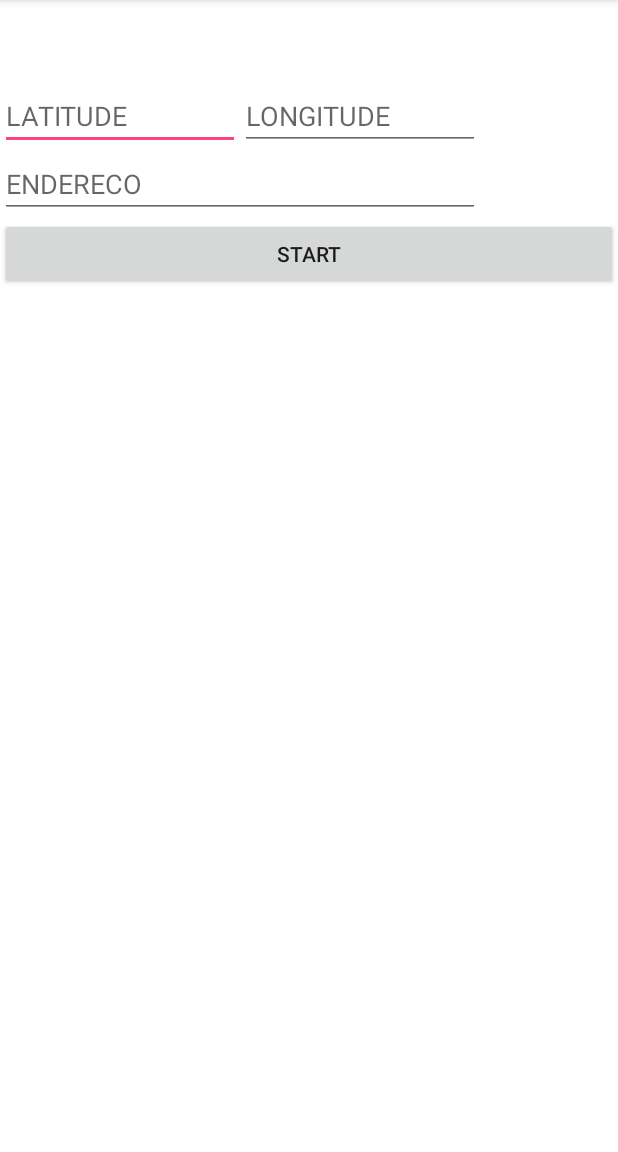
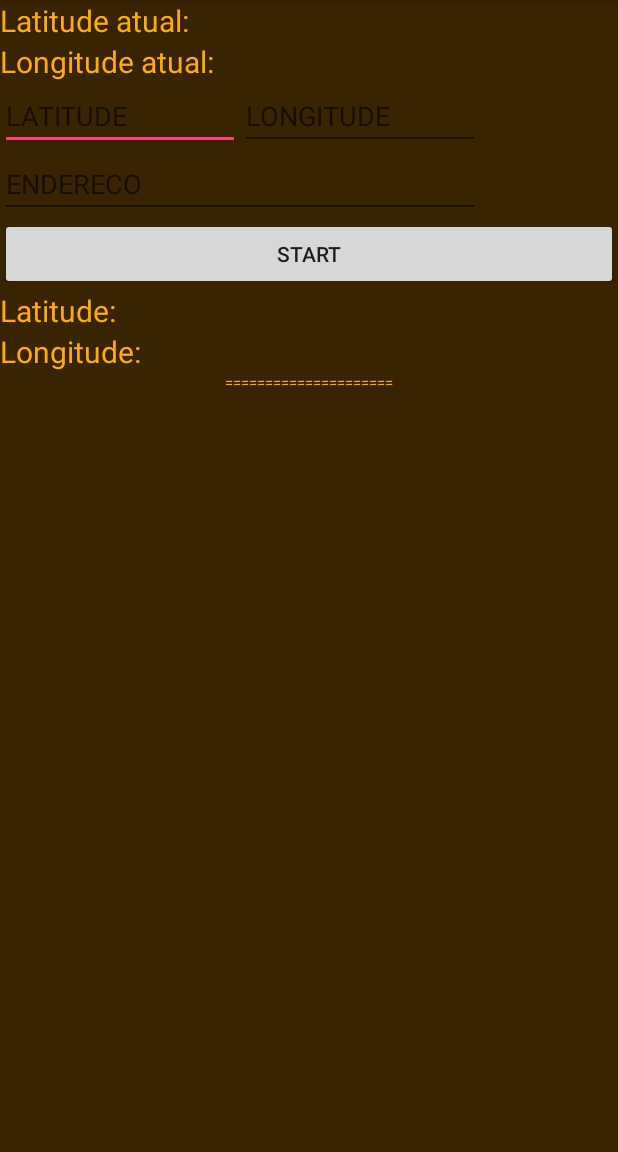
Before and after one commit to marcosribeirosf/meuGpsApp, an Android app: the screen it shows after launch (MainActivity), after a tap on "START", on a phone screen of 412 x 824 dp, the part 84-1236 px from its top. Run offline under Robolectric (Android 15) with nearby library versions, the phone set to English and light mode, and no system bars; 1 statement that could not run was skipped.

Commit message:
GPS COORDENADAS

```diff
--- a/app/src/main/java/pooa20171/iff/br/meugps/MainActivity.java
+++ b/app/src/main/java/pooa20171/iff/br/meugps/MainActivity.java
@@ -20,6 +20,7 @@ import android.view.View;
 import android.widget.Button;
 import java.io.IOException;
 import java.util.List;
+import android.widget.EditText;
 
 
 
@@ -28,7 +29,12 @@ public class MainActivity extends AppCompatActivity implements GoogleApiClient.C
     private TextView txtLatitude, txtLongitude, txtInfo;
     private Button btnStart;
     private GoogleApiClient mGoogleApiClient;
+    private EditText etxtLatitude, etxtLongitude, etxtEndereco;
     private Address endereco;
+
+    private double latitude = 0.0;
+    private double longitude = 0.0;
+    private String end = null;
 
     String[] permissoes = new String[]{Manifest.permission.ACCESS_COARSE_LOCATION, Manifest.permission.ACCESS_FINE_LOCATION};
 
@@ -41,6 +47,11 @@ public class MainActivity extends AppCompatActivity implements GoogleApiClient.C
         txtLatitude = (TextView) findViewById(R.id.txtLatitude);
         txtLongitude = (TextView) findViewById(R.id.txtLongitude);
 
+        txtInfo = (TextView) findViewById(R.id.txtInfo);
+        etxtLatitude = (EditText) findViewById(R.id.etxtLatitude);
+        etxtLongitude = (EditText) findViewById(R.id.etxtLongitude);
+        etxtEndereco = (EditText) findViewById(R.id.etxtEndereco);
+
         PermissionUtils.validate(this, 0, permissoes);
 
         callConnection();
@@ -50,21 +61,61 @@ public class MainActivity extends AppCompatActivity implements GoogleApiClient.C
             @Override
             public void onClick(View v) {
 
-                double latitude = -21.762544;
-                double longitude = -41.337933;
-                try {
-                    endereco = buscarEndereco(latitude, longitude);
-                    txtInfo.setText("Cidade: " + endereco.getLocality());
-                } catch (IOException e) {
-                    Log.i("GPS", "Método buscar endereço: " + e.getMessage());
+                if (etxtLatitude.getText().toString().length() != 0){
+                    latitude = Double.parseDouble(etxtLatitude.getText().toString());
+                }
+
+                if (etxtLongitude.getText().toString().length() != 0){
+                    longitude = Double.parseDouble(etxtLongitude.getText().toString());
+                }
+
+                end = etxtEndereco.getText().toString();
+
+                if (end.length() != 0) {
+
+                    try {
+                        endereco = buscarEndereco(end);
+                        txtInfo.setText("Latitude: " + endereco.getLatitude()
+                                + "\nLongitude: " + endereco.getLongitude()
+                        );
+                    } catch (IOException e) {
+                        Log.i("GPS", "Método buscar endereço: " + e.getMessage());
+                    }
+
+                } else {
+
+                    try {
+                        endereco = buscarCoordenadas(latitude, longitude);
+                        txtInfo.setText("Rua: " + endereco.getAddressLine(0));
+                    } catch (IOException e) {
+                        Log.i("GPS", "Método buscar coordenadas: " + e.getMessage());
+                    }
+
                 }
 
             }
+
         });
 
     }
 
-    private Address buscarEndereco(double latitude, double longitude) throws IOException {
+    private Address buscarEndereco(String end) throws IOException {
+
+        Geocoder geocoder;
+        Address address = null;
+        List<Address> addresses;
+
+        geocoder = new Geocoder(getApplicationContext());
+        addresses = geocoder.getFromLocationName(end,1);
+
+        if (addresses.size() > 0) {
+            address = addresses.get(0);
+        }
+        return address;
+
+    }
+
+    private Address buscarCoordenadas(double latitude, double longitude) throws IOException {
 
         Geocoder geocoder;
         Address address = null;
--- a/app/src/main/res/layout/activity_main.xml
+++ b/app/src/main/res/layout/activity_main.xml
@@ -3,7 +3,7 @@
     xmlns:app="http://schemas.android.com/apk/res-auto"
     xmlns:tools="http://schemas.android.com/tools"
     android:orientation="vertical"
-    android:background="@color/colorwhite"
+    android:background="@color/colorBlack"
     android:layout_width="match_parent"
     android:layout_height="match_parent"
     tools:context="pooa20171.iff.br.meugps.MainActivity">
@@ -61,8 +61,31 @@
         android:layout_height="wrap_content" />
 
     <TextView
+        android:id="@+id/txtLatitude"
+        android:text="Latitude: "
+        android:textSize="20dp"
+        android:textColor="@color/colorwhite"
+        android:layout_width="wrap_content"
+        android:layout_height="wrap_content" />
+
+    <TextView
+        android:id="@+id/txtLongitude"
+        android:text="Longitude: "
+        android:textSize="20dp"
+        android:textColor="@color/colorwhite"
+        android:layout_width="wrap_content"
+        android:layout_height="wrap_content" />
+
+    <TextView
+        android:layout_width="match_parent"
+        android:layout_height="wrap_content"
+        android:text="====================="
+        android:textAlignment="center"
+        android:textColor="@color/colorwhite"
+        android:textSize="10dp" />
+
+    <TextView
         android:id="@+id/txtInfo"
-        android:text="info"
         android:textSize="20dp"
         android:textColor="@color/colorwhite"
         android:layout_width="wrap_content"
--- a/app/src/main/res/values/colors.xml
+++ b/app/src/main/res/values/colors.xml
@@ -3,5 +3,6 @@
     <color name="colorPrimary">#3F51B5</color>
     <color name="colorPrimaryDark">#303F9F</color>
     <color name="colorAccent">#FF4081</color>
-    <color name="colorwhite">#FFFFFF</color>
+    <color name="colorwhite">#ffab10</color>
+    <color name="colorBlack">#382400</color>
 </resources>
```
